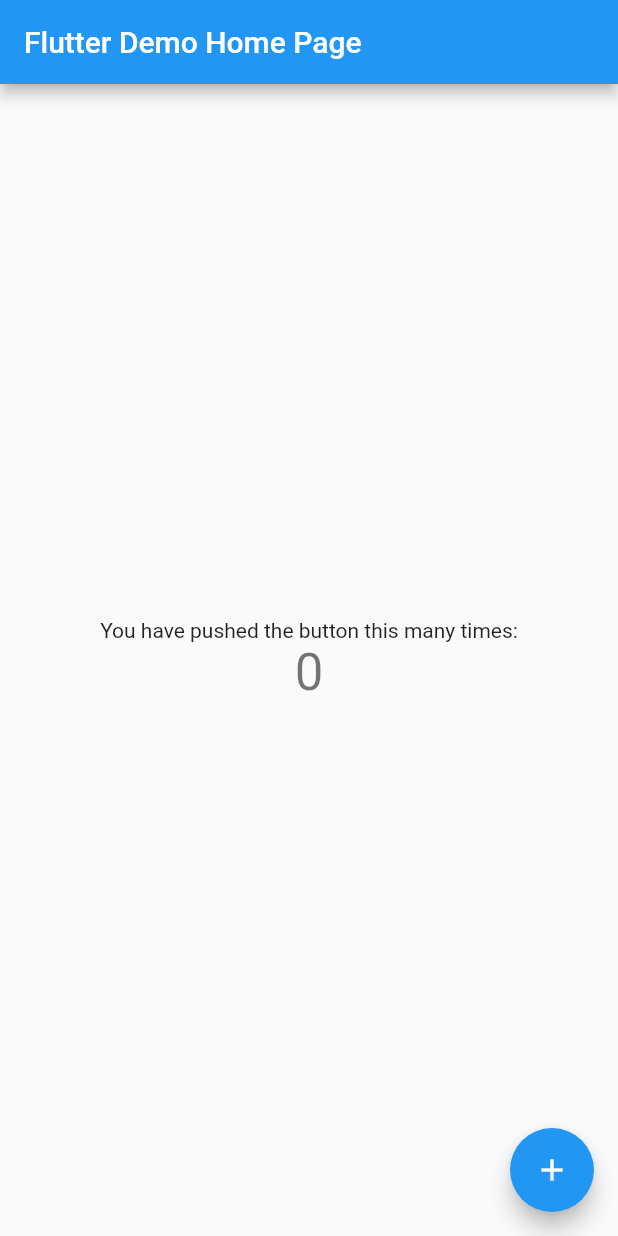
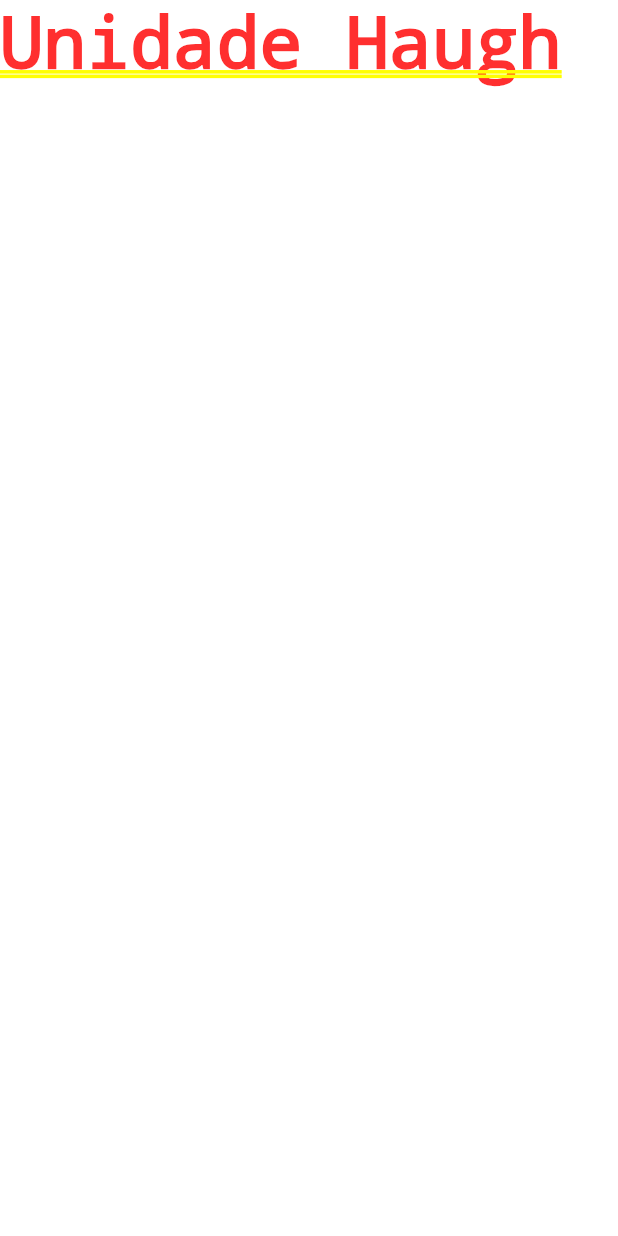
Before and after one commit to jeanmfdias/appHaughUnit, a Flutter app: the screen it shows after launch, on a phone screen of 412 x 824 dp. Run offline on Flutter 3.47's test engine with Material 2 defaults, Android fonts, the phone set to English and light mode, and no system bars.

Commit message:
change main structure

```diff
--- a/app/lib/main.dart
+++ b/app/lib/main.dart
@@ -1,111 +1,14 @@
 import 'package:flutter/material.dart';
 
-void main() => runApp(MyApp());
+void main() {
+  runApp(MinhaApp());
+}
 
-class MyApp extends StatelessWidget {
-  // This widget is the root of your application.
+class MinhaApp extends StatelessWidget {
   @override
   Widget build(BuildContext context) {
     return MaterialApp(
-      title: 'Flutter Demo',
-      theme: ThemeData(
-        // This is the theme of your application.
-        //
-        // Try running your application with "flutter run". You'll see the
-        // application has a blue toolbar. Then, without quitting the app, try
-        // changing the primarySwatch below to Colors.green and then invoke
-        // "hot reload" (press "r" in the console where you ran "flutter run",
-        // or simply save your changes to "hot reload" in a Flutter IDE).
-        // Notice that the counter didn't reset back to zero; the application
-        // is not restarted.
-        primarySwatch: Colors.blue,
-      ),
-      home: MyHomePage(title: 'Flutter Demo Home Page'),
+      home: Text('Unidade Haugh')
     );
   }
 }
-
-class MyHomePage extends StatefulWidget {
-  MyHomePage({Key key, this.title}) : super(key: key);
-
-  // This widget is the home page of your application. It is stateful, meaning
-  // that it has a State object (defined below) that contains fields that affect
-  // how it looks.
-
-  // This class is the configuration for the state. It holds the values (in this
-  // case the title) provided by the parent (in this case the App widget) and
-  // used by the build method of the State. Fields in a Widget subclass are
-  // always marked "final".
-
-  final String title;
-
-  @override
-  _MyHomePageState createState() => _MyHomePageState();
-}
-
-class _MyHomePageState extends State<MyHomePage> {
-  int _counter = 0;
-
-  void _incrementCounter() {
-    setState(() {
-      // This call to setState tells the Flutter framework that something has
-      // changed in this State, which causes it to rerun the build method below
-      // so that the display can reflect the updated values. If we changed
-      // _counter without calling setState(), then the build method would not be
-      // called again, and so nothing would appear to happen.
-      _counter++;
-    });
-  }
-
-  @override
-  Widget build(BuildContext context) {
-    // This method is rerun every time setState is called, for instance as done
-    // by the _incrementCounter method above.
-    //
-    // The Flutter framework has been optimized to make rerunning build methods
-    // fast, so that you can just rebuild anything that needs updating rather
-    // than having to individually change instances of widgets.
-    return Scaffold(
-      appBar: AppBar(
-        // Here we take the value from the MyHomePage object that was created by
-        // the App.build method, and use it to set our appbar title.
-        title: Text(widget.title),
-      ),
-      body: Center(
-        // Center is a layout widget. It takes a single child and positions it
-        // in the middle of the parent.
-        child: Column(
-          // Column is also a layout widget. It takes a list of children and
-          // arranges them vertically. By default, it sizes itself to fit its
-          // children horizontally, and tries to be as tall as its parent.
-          //
-          // Invoke "debug painting" (press "p" in the console, choose the
-          // "Toggle Debug Paint" action from the Flutter Inspector in Android
-          // Studio, or the "Toggle Debug Paint" command in Visual Studio Code)
-          // to see the wireframe for each widget.
-          //
-          // Column has various properties to control how it sizes itself and
-          // how it positions its children. Here we use mainAxisAlignment to
-          // center the children vertically; the main axis here is the vertical
-          // axis because Columns are vertical (the cross axis would be
-          // horizontal).
-          mainAxisAlignment: MainAxisAlignment.center,
-          children: <Widget>[
-            Text(
-              'You have pushed the button this many times:',
-            ),
-            Text(
-              '$_counter',
-              style: Theme.of(context).textTheme.display1,
-            ),
-          ],
-        ),
-      ),
-      floatingActionButton: FloatingActionButton(
-        onPressed: _incrementCounter,
-        tooltip: 'Increment',
-        child: Icon(Icons.add),
-      ), // This trailing comma makes auto-formatting nicer for build methods.
-    );
-  }
-}
```
